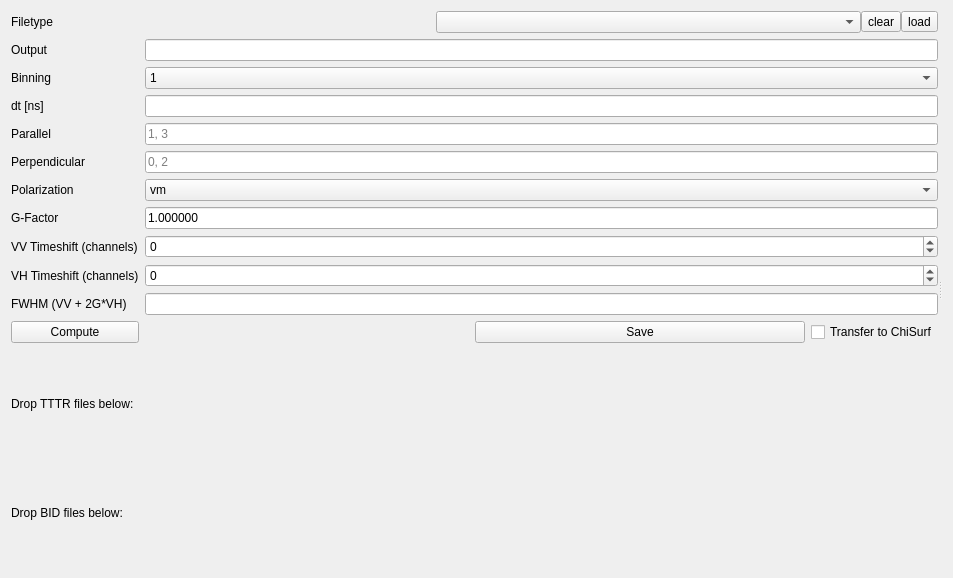
This is chisurf/plugins/microtime_histogram/wizard.ui in Fluorescence-Tools/chisurf as Qt 5 draws it before an edit. The edited form follows.
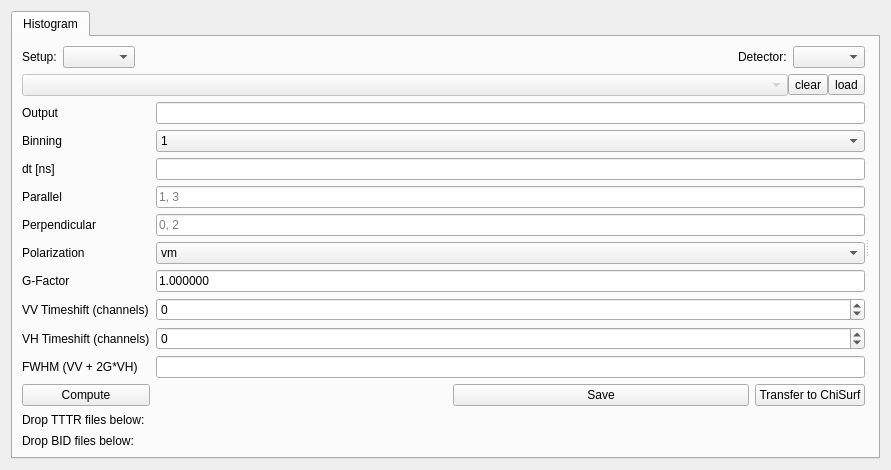
This is the edited form.

Commit message: Enhance MicrotimeHistogram plugin with new detector setup tab, improved channel handling, and singleton pattern

What changed in the file:
```diff
--- a/chisurf/plugins/microtime_histogram/wizard.ui
+++ b/chisurf/plugins/microtime_histogram/wizard.ui
@@ -6,8 +6,8 @@
    <rect>
     <x>0</x>
     <y>0</y>
-    <width>953</width>
-    <height>578</height>
+    <width>891</width>
+    <height>448</height>
    </rect>
   </property>
   <property name="windowTitle">
@@ -15,20 +15,287 @@
   </property>
   <layout class="QVBoxLayout" name="verticalLayout_4">
    <item>
+    <widget class="QTabWidget" name="tabWidget">
+     <property name="currentIndex">
+      <number>0</number>
+     </property>
+     <widget class="QWidget" name="Histogram">
+      <attribute name="title">
+       <string>Histogram</string>
+      </attribute>
+      <layout class="QHBoxLayout" name="horizontalLayout_2">
+       <item>
     <widget class="QSplitter" name="splitter">
      <property name="orientation">
       <enum>Qt::Horizontal</enum>
      </property>
      <widget class="QWidget" name="widget_2" native="true">
       <layout class="QGridLayout" name="gridLayout">
+           <!-- Setup Info and Detector Selection (NEW) -->
+           <item row="0" column="0" colspan="2">
+            <layout class="QHBoxLayout" name="setup_info_layout">
+             <item>
+              <widget class="QLabel" name="setup_info_label">
+               <property name="text">
+                <string>Setup:</string>
+               </property>
+              </widget>
+             </item>
+             <item>
+              <widget class="QComboBox" name="setup_selection_combobox">
+               <property name="toolTip">
+                <string>Select setup configuration</string>
+               </property>
+              </widget>
+             </item>
+             <item>
+              <spacer name="horizontalSpacer_2">
+               <property name="orientation">
+                <enum>Qt::Horizontal</enum>
+               </property>
+               <property name="sizeHint" stdset="0">
+                <size>
+                 <width>40</width>
+                 <height>20</height>
+                </size>
+               </property>
+              </spacer>
+             </item>
+             <item>
+              <widget class="QLabel" name="detector_selection_label">
+               <property name="text">
+                <string>Detector:</string>
+               </property>
+              </widget>
+             </item>
+             <item>
+              <widget class="QComboBox" name="detector_selection_combobox">
+               <property name="toolTip">
+                <string>Select detector (green, red) based on setup</string>
+               </property>
+              </widget>
+             </item>
+            </layout>
+           </item>
+           <!-- Original UI elements (shifted down by 1 row) -->
        <item row="6" column="0">
+            <widget class="QLabel" name="label_2">
+             <property name="text">
+              <string>Perpendicular</string>
+             </property>
+            </widget>
+           </item>
+           <item row="11" column="1">
+            <widget class="QLineEdit" name="lineEdit_fwhm">
+             <property name="sizePolicy">
+              <sizepolicy hsizetype="Minimum" vsizetype="Fixed">
+               <horstretch>0</horstretch>
+               <verstretch>0</verstretch>
+              </sizepolicy>
+             </property>
+             <property name="readOnly">
+              <bool>true</bool>
+             </property>
+            </widget>
+           </item>
+           <item row="15" column="0">
+            <widget class="QLabel" name="label_8">
+             <property name="text">
+              <string>Drop BID files below:</string>
+             </property>
+            </widget>
+           </item>
+           <item row="8" column="0">
+            <widget class="QLabel" name="label_10">
+             <property name="text">
+              <string>G-Factor</string>
+             </property>
+            </widget>
+           </item>
+           <item row="9" column="1">
+            <widget class="QSpinBox" name="spinBox_timeshift_vv">
+             <property name="sizePolicy">
+              <sizepolicy hsizetype="Minimum" vsizetype="Fixed">
+               <horstretch>0</horstretch>
+               <verstretch>0</verstretch>
+              </sizepolicy>
+             </property>
+             <property name="minimum">
+              <number>-1000</number>
+             </property>
+             <property name="maximum">
+              <number>1000</number>
+             </property>
+             <property name="value">
+              <number>0</number>
+             </property>
+            </widget>
+           </item>
+           <item row="2" column="1">
+            <widget class="QLineEdit" name="lineEdit_5">
+             <property name="readOnly">
+              <bool>true</bool>
+             </property>
+            </widget>
+           </item>
+           <item row="13" column="0">
+            <widget class="QLabel" name="label_7">
+             <property name="text">
+              <string>Drop TTTR files below:</string>
+             </property>
+            </widget>
+           </item>
+           <item row="11" column="0">
+            <widget class="QLabel" name="label_fwhm">
+             <property name="text">
+              <string>FWHM (VV + 2G*VH)</string>
+             </property>
+            </widget>
+           </item>
+           <item row="7" column="0">
         <widget class="QLabel" name="label_9">
          <property name="text">
           <string>Polarization</string>
          </property>
         </widget>
        </item>
+           <item row="4" column="1">
+            <widget class="QLineEdit" name="lineEdit_4">
+             <property name="sizePolicy">
+              <sizepolicy hsizetype="Minimum" vsizetype="Fixed">
+               <horstretch>0</horstretch>
+               <verstretch>0</verstretch>
+              </sizepolicy>
+             </property>
+             <property name="readOnly">
+              <bool>true</bool>
+             </property>
+            </widget>
+           </item>
+           <item row="2" column="0">
+            <widget class="QLabel" name="label_5">
+             <property name="text">
+              <string>Output</string>
+             </property>
+            </widget>
+           </item>
+           <item row="8" column="1">
+            <widget class="QLineEdit" name="lineEdit_gfactor">
+             <property name="sizePolicy">
+              <sizepolicy hsizetype="Minimum" vsizetype="Fixed">
+               <horstretch>0</horstretch>
+               <verstretch>0</verstretch>
+              </sizepolicy>
+             </property>
+             <property name="text">
+              <string>1.000000</string>
+             </property>
+            </widget>
+           </item>
+           <item row="3" column="1">
+            <widget class="QComboBox" name="comboBox_2">
+             <property name="sizePolicy">
+              <sizepolicy hsizetype="Minimum" vsizetype="Fixed">
+               <horstretch>0</horstretch>
+               <verstretch>0</verstretch>
+              </sizepolicy>
+             </property>
+             <item>
+              <property name="text">
+               <string>1</string>
+              </property>
+             </item>
+             <item>
+              <property name="text">
+               <string>2</string>
+              </property>
+             </item>
+             <item>
+              <property name="text">
+               <string>4</string>
+              </property>
+             </item>
+             <item>
+              <property name="text">
+               <string>8</string>
+              </property>
+             </item>
+             <item>
+              <property name="text">
+               <string>16</string>
+              </property>
+             </item>
+             <item>
+              <property name="text">
+               <string>32</string>
+              </property>
+             </item>
+            </widget>
+           </item>
+           <item row="10" column="0">
+            <widget class="QLabel" name="label_timeshift_vh">
+             <property name="text">
+              <string>VH Timeshift (channels)</string>
+             </property>
+            </widget>
+           </item>
+           <item row="16" column="0" colspan="2">
+            <layout class="QVBoxLayout" name="verticalLayout_5"/>
+           </item>
+           <item row="5" column="1">
+            <widget class="QLineEdit" name="lineEdit_2">
+             <property name="sizePolicy">
+              <sizepolicy hsizetype="Minimum" vsizetype="Fixed">
+               <horstretch>0</horstretch>
+               <verstretch>0</verstretch>
+              </sizepolicy>
+             </property>
+             <property name="text">
+              <string/>
+             </property>
+             <property name="placeholderText">
+              <string>1, 3</string>
+             </property>
+            </widget>
+           </item>
        <item row="6" column="1">
+            <widget class="QLineEdit" name="lineEdit">
+             <property name="sizePolicy">
+              <sizepolicy hsizetype="Minimum" vsizetype="Fixed">
+               <horstretch>0</horstretch>
+               <verstretch>0</verstretch>
+              </sizepolicy>
+             </property>
+             <property name="text">
+              <string/>
+             </property>
+             <property name="placeholderText">
+              <string>0, 2</string>
+             </property>
+            </widget>
+           </item>
+           <item row="4" column="0">
+            <widget class="QLabel" name="label_6">
+             <property name="text">
+              <string>dt [ns]</string>
+             </property>
+            </widget>
+           </item>
+           <item row="12" column="0">
+            <widget class="QPushButton" name="pushButton">
+             <property name="text">
+              <string>Compute</string>
+             </property>
+            </widget>
+           </item>
+           <item row="9" column="0">
+            <widget class="QLabel" name="label_timeshift_vv">
+             <property name="text">
+              <string>VV Timeshift (channels)</string>
+             </property>
+            </widget>
+           </item>
+           <item row="7" column="1">
         <widget class="QComboBox" name="comboBox_polarization">
          <property name="sizePolicy">
           <sizepolicy hsizetype="Minimum" vsizetype="Fixed">
@@ -53,99 +320,7 @@
          </item>
         </widget>
        </item>
-       <item row="7" column="0">
-        <widget class="QLabel" name="label_10">
-         <property name="text">
-          <string>G-Factor</string>
-         </property>
-        </widget>
-       </item>
-       <item row="7" column="1">
-        <widget class="QLineEdit" name="lineEdit_gfactor">
-         <property name="sizePolicy">
-          <sizepolicy hsizetype="Minimum" vsizetype="Fixed">
-           <horstretch>0</horstretch>
-           <verstretch>0</verstretch>
-          </sizepolicy>
-         </property>
-         <property name="text">
-          <string>1.000000</string>
-         </property>
-        </widget>
-       </item>
-       <item row="8" column="0">
-        <widget class="QLabel" name="label_timeshift_vv">
-         <property name="text">
-          <string>VV Timeshift (channels)</string>
-         </property>
-        </widget>
-       </item>
-       <item row="8" column="1">
-        <widget class="QSpinBox" name="spinBox_timeshift_vv">
-         <property name="sizePolicy">
-          <sizepolicy hsizetype="Minimum" vsizetype="Fixed">
-           <horstretch>0</horstretch>
-           <verstretch>0</verstretch>
-          </sizepolicy>
-         </property>
-         <property name="minimum">
-          <number>-1000</number>
-         </property>
-         <property name="maximum">
-          <number>1000</number>
-         </property>
-         <property name="value">
-          <number>0</number>
-         </property>
-        </widget>
-       </item>
-       <item row="9" column="0">
-        <widget class="QLabel" name="label_timeshift_vh">
-         <property name="text">
-          <string>VH Timeshift (channels)</string>
-         </property>
-        </widget>
-       </item>
-       <item row="9" column="1">
-        <widget class="QSpinBox" name="spinBox_timeshift_vh">
-         <property name="sizePolicy">
-          <sizepolicy hsizetype="Minimum" vsizetype="Fixed">
-           <horstretch>0</horstretch>
-           <verstretch>0</verstretch>
-          </sizepolicy>
-         </property>
-         <property name="minimum">
-          <number>-1000</number>
-         </property>
-         <property name="maximum">
-          <number>1000</number>
-         </property>
-         <property name="value">
-          <number>0</number>
-         </property>
-        </widget>
-       </item>
-       <item row="10" column="0">
-        <widget class="QLabel" name="label_fwhm">
-         <property name="text">
-          <string>FWHM (VV + 2G*VH)</string>
-         </property>
-        </widget>
-       </item>
-       <item row="10" column="1">
-        <widget class="QLineEdit" name="lineEdit_fwhm">
-         <property name="sizePolicy">
-          <sizepolicy hsizetype="Minimum" vsizetype="Fixed">
-           <horstretch>0</horstretch>
-           <verstretch>0</verstretch>
-          </sizepolicy>
-         </property>
-         <property name="readOnly">
-          <bool>true</bool>
-         </property>
-        </widget>
-       </item>
-       <item row="11" column="1">
+           <item row="12" column="1">
         <layout class="QHBoxLayout" name="horizontalLayout_3">
          <item>
           <spacer name="horizontalSpacer">
@@ -174,7 +349,7 @@
           </widget>
          </item>
          <item>
-          <widget class="QCheckBox" name="checkBox">
+              <widget class="QPushButton" name="transferButton">
            <property name="enabled">
             <bool>true</bool>
            </property>
@@ -185,71 +360,11 @@
          </item>
         </layout>
        </item>
-       <item row="3" column="0">
-        <widget class="QLabel" name="label_6">
-         <property name="text">
-          <string>dt [ns]</string>
-         </property>
-        </widget>
-       </item>
-       <item row="5" column="0">
-        <widget class="QLabel" name="label_2">
-         <property name="text">
-          <string>Perpendicular</string>
-         </property>
-        </widget>
-       </item>
-       <item row="13" column="0">
-        <widget class="QLabel" name="label_8">
-         <property name="text">
-          <string>Drop BID files below:</string>
-         </property>
-        </widget>
-       </item>
-       <item row="4" column="1">
-        <widget class="QLineEdit" name="lineEdit_2">
-         <property name="sizePolicy">
-          <sizepolicy hsizetype="Minimum" vsizetype="Fixed">
-           <horstretch>0</horstretch>
-           <verstretch>0</verstretch>
-          </sizepolicy>
-         </property>
-         <property name="text">
-          <string/>
-         </property>
-         <property name="placeholderText">
-          <string>1, 3</string>
-         </property>
-        </widget>
-       </item>
-       <item row="14" column="0" colspan="2">
-        <layout class="QVBoxLayout" name="verticalLayout_5"/>
-       </item>
-       <item row="11" column="0">
-        <widget class="QPushButton" name="pushButton">
-         <property name="text">
-          <string>Compute</string>
-         </property>
-        </widget>
-       </item>
-       <item row="0" column="0" colspan="2">
+           <item row="1" column="0" colspan="2">
         <layout class="QHBoxLayout" name="horizontalLayout">
          <property name="spacing">
           <number>0</number>
          </property>
-         <item>
-          <widget class="QLabel" name="label_3">
-           <property name="sizePolicy">
-            <sizepolicy hsizetype="Preferred" vsizetype="Minimum">
-             <horstretch>0</horstretch>
-             <verstretch>0</verstretch>
-            </sizepolicy>
-           </property>
-           <property name="text">
-            <string>Filetype</string>
-           </property>
-          </widget>
-         </item>
          <item>
           <widget class="QComboBox" name="comboBox">
            <property name="sizePolicy">
@@ -258,6 +373,9 @@
              <verstretch>0</verstretch>
             </sizepolicy>
            </property>
+               <property name="enabled">
+                <bool>false</bool>
+               </property>
           </widget>
          </item>
          <item>
@@ -276,111 +394,40 @@
          </item>
         </layout>
        </item>
-       <item row="1" column="1">
-        <widget class="QLineEdit" name="lineEdit_5">
-         <property name="readOnly">
-          <bool>true</bool>
-         </property>
-        </widget>
-       </item>
-       <item row="5" column="1">
-        <widget class="QLineEdit" name="lineEdit">
-         <property name="sizePolicy">
-          <sizepolicy hsizetype="Minimum" vsizetype="Fixed">
-           <horstretch>0</horstretch>
-           <verstretch>0</verstretch>
-          </sizepolicy>
-         </property>
-         <property name="text">
-          <string/>
-         </property>
-         <property name="placeholderText">
-          <string>0, 2</string>
-         </property>
-        </widget>
-       </item>
-       <item row="2" column="0">
-        <widget class="QLabel" name="label_4">
-         <property name="text">
-          <string>Binning</string>
-         </property>
-        </widget>
-       </item>
-       <item row="2" column="1">
-        <widget class="QComboBox" name="comboBox_2">
-         <property name="sizePolicy">
-          <sizepolicy hsizetype="Minimum" vsizetype="Fixed">
-           <horstretch>0</horstretch>
-           <verstretch>0</verstretch>
-          </sizepolicy>
-         </property>
-         <item>
-          <property name="text">
-           <string>1</string>
-          </property>
-         </item>
-         <item>
-          <property name="text">
-           <string>2</string>
-          </property>
-         </item>
-         <item>
-          <property name="text">
-           <string>4</string>
-          </property>
-         </item>
-         <item>
-          <property name="text">
-           <string>8</string>
-          </property>
-         </item>
-         <item>
-          <property name="text">
-           <string>16</string>
-          </property>
-         </item>
-         <item>
-          <property name="text">
-           <string>32</string>
-          </property>
-         </item>
-        </widget>
-       </item>
-       <item row="12" column="0">
-        <widget class="QLabel" name="label_7">
-         <property name="text">
-          <string>Drop TTTR files below:</string>
-         </property>
-        </widget>
-       </item>
-       <item row="1" column="0">
-        <widget class="QLabel" name="label_5">
-         <property name="text">
-          <string>Output</string>
-         </property>
-        </widget>
-       </item>
-       <item row="4" column="0">
+           <item row="5" column="0">
         <widget class="QLabel" name="label">
          <property name="text">
           <string>Parallel</string>
          </property>
         </widget>
        </item>
-       <item row="3" column="1">
-        <widget class="QLineEdit" name="lineEdit_4">
+           <item row="10" column="1">
+            <widget class="QSpinBox" name="spinBox_timeshift_vh">
          <property name="sizePolicy">
           <sizepolicy hsizetype="Minimum" vsizetype="Fixed">
            <horstretch>0</horstretch>
            <verstretch>0</verstretch>
           </sizepolicy>
          </property>
-         <property name="readOnly">
-          <bool>true</bool>
-         </property>
-        </widget>
-       </item>
-       <item row="13" column="0" colspan="2">
+             <property name="minimum">
+              <number>-1000</number>
+             </property>
+             <property name="maximum">
+              <number>1000</number>
+             </property>
+             <property name="value">
+              <number>0</number>
+             </property>
+            </widget>
+           </item>
+           <item row="3" column="0">
+            <widget class="QLabel" name="label_4">
+             <property name="text">
+              <string>Binning</string>
+             </property>
+            </widget>
+           </item>
+           <item row="14" column="0" colspan="2">
         <layout class="QVBoxLayout" name="verticalLayout_3"/>
        </item>
       </layout>
@@ -417,6 +464,10 @@
    </item>
   </layout>
  </widget>
+    </widget>
+   </item>
+  </layout>
+ </widget>
  <tabstops>
   <tabstop>comboBox</tabstop>
   <tabstop>toolButton_2</tabstop>
```
Left out of the diff: 4 changed lines with no effect on the pictures. Lines whose indentation alone changed are shown as unchanged. The commit also changes 1 other file.
